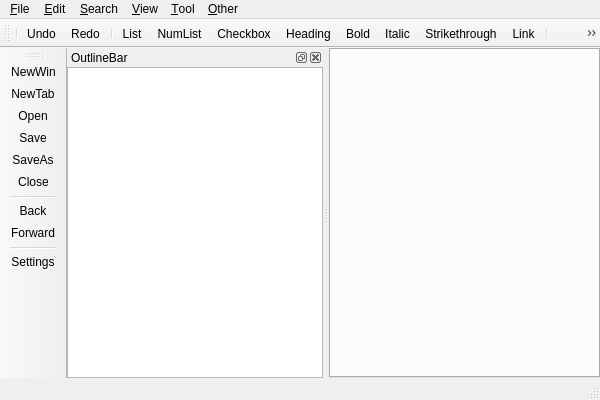
This is viMarkdown/src/MainWindow.ui in shigmas/viMarkdown as Qt 5 draws it before an edit. The edited form follows.
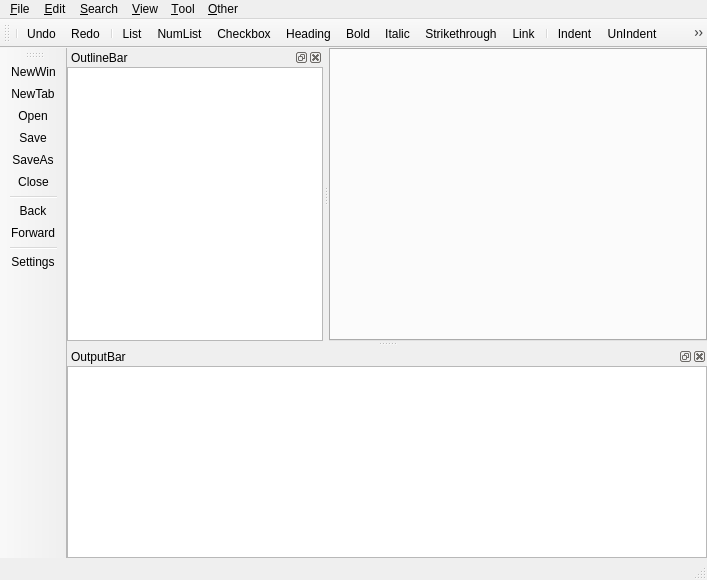
This is the edited form. Icons and pictures are not drawn.

Commit message: 0063 ◎ C 05/11 05/11 03005│ToDo│View > OutputBar メニュー追加

Patch:
```diff
--- a/viMarkdown/src/MainWindow.ui
+++ b/viMarkdown/src/MainWindow.ui
@@ -6,8 +6,8 @@
    <rect>
     <x>0</x>
     <y>0</y>
-    <width>600</width>
-    <height>400</height>
+    <width>707</width>
+    <height>580</height>
    </rect>
   </property>
   <property name="windowTitle">
@@ -44,7 +44,7 @@
     <rect>
      <x>0</x>
      <y>0</y>
-     <width>600</width>
+     <width>707</width>
      <height>33</height>
     </rect>
    </property>
@@ -300,6 +300,36 @@
     </layout>
    </widget>
   </widget>
+  <widget class="QDockWidget" name="outputBar">
+   <property name="windowTitle">
+    <string>OutputBar</string>
+   </property>
+   <property name="dockLocation">
+    <enum>Qt::DockWidgetArea::BottomDockWidgetArea</enum>
+   </property>
+   <attribute name="dockWidgetArea">
+    <number>8</number>
+   </attribute>
+   <widget class="QWidget" name="dockWidgetContents_2">
+    <layout class="QHBoxLayout" name="horizontalLayout_3">
+     <property name="leftMargin">
+      <number>0</number>
+     </property>
+     <property name="topMargin">
+      <number>0</number>
+     </property>
+     <property name="rightMargin">
+      <number>0</number>
+     </property>
+     <property name="bottomMargin">
+      <number>0</number>
+     </property>
+     <item>
+      <widget class="QPlainTextEdit" name="plainTextEdit"/>
+     </item>
+    </layout>
+   </widget>
+  </widget>
   <action name="action_New">
    <property name="icon">
     <iconset resource="MainWindow.qrc">
```
Left out of the diff: 9 changed lines with no effect on the pictures. The commit also changes 4 other files.
